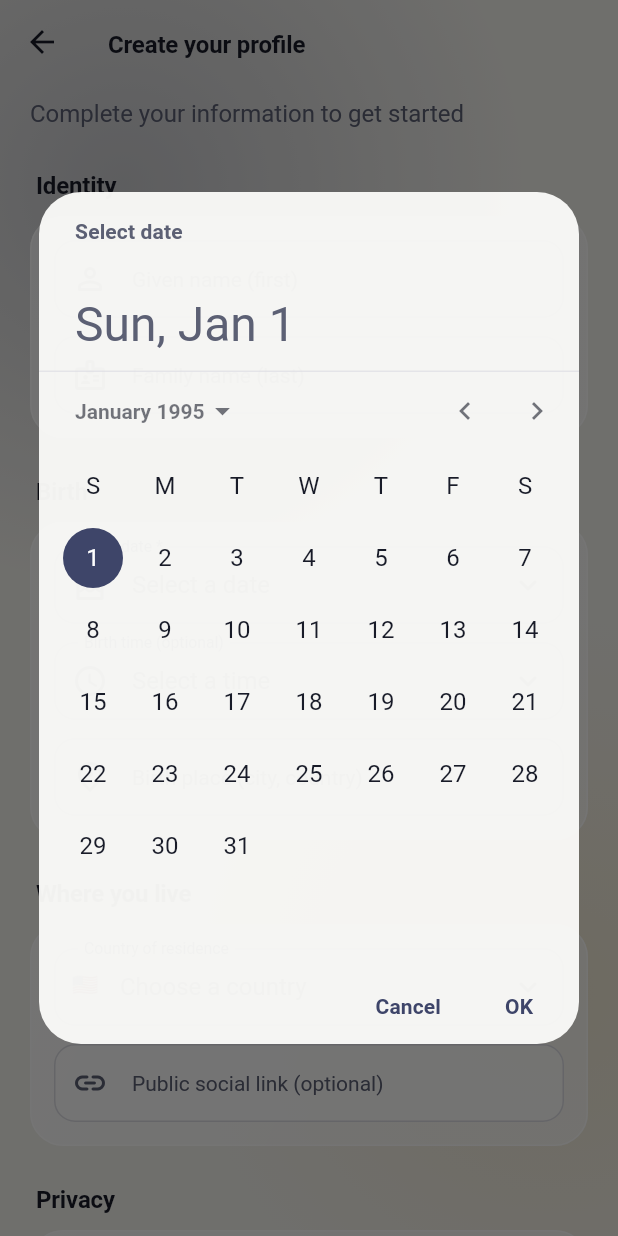
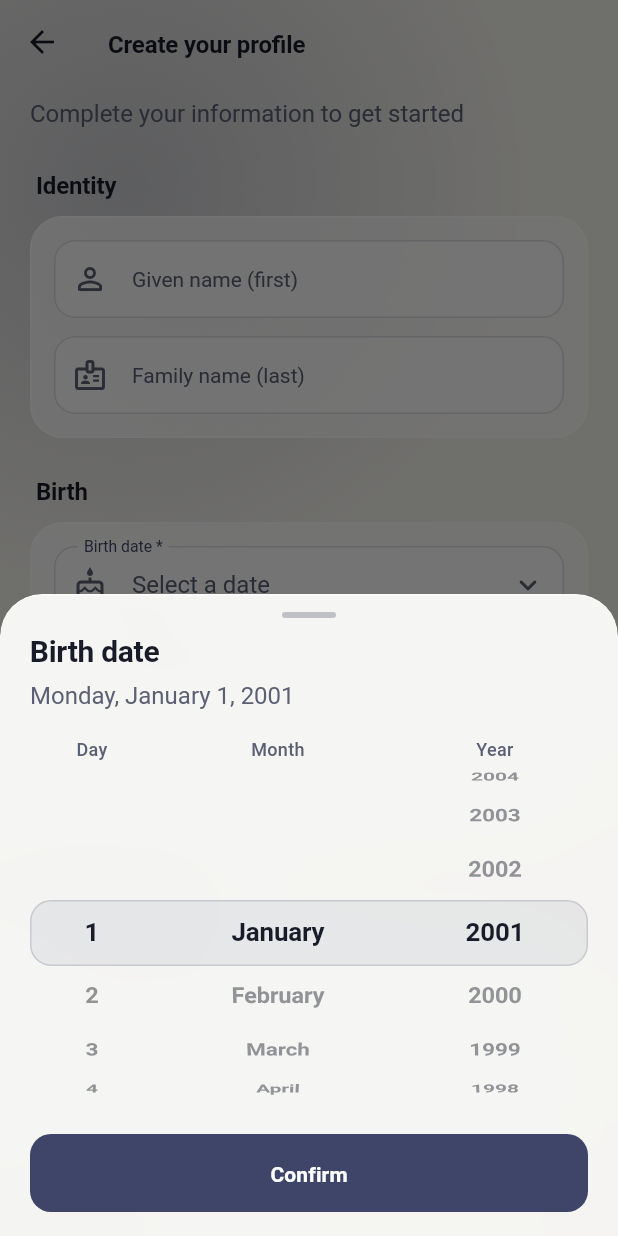
Before and after one commit to rayague/b-link, a Flutter app: the ProfileRegistrationScreen screen opened by its route, after a tap on "Select a date", on a phone screen of 412 x 824 dp. Run offline on Flutter 3.47's test engine with Material 3 defaults, Android fonts, the phone set to English and light mode, and no system bars; our stand-ins replace cloud_firestore, connectivity_plus, country_picker, firebase_analytics, firebase_auth, firebase_core and 11 more; missing offline and left inert: workmanager; accounts and stored records are empty; statements that could not run were skipped.

Commit message:
fix(date): date de naissance en trois roues (jour, mois, année)
Avec le calendrier Material, changer d'année ramenait l'affichage en
janvier et il fallait ensuite faire défiler les mois : on validait le
22 janvier en croyant choisir le 22 novembre. Les trois valeurs sont
désormais visibles et réglables directement, avec la date complète en
toutes lettres, l'année inconnue pour un proche, le jour ramené au
dernier du mois et le refus d'une date future.

Co-Authored-By: Claude Opus 5.5 <noreply@anthropic.com>

```diff
--- a/lib/l10n/app_localizations.dart
+++ b/lib/l10n/app_localizations.dart
@@ -513,6 +513,11 @@ class AppLocalizations {
       'legendYourDay': 'Your day',
       'legendLines': 'Most celebrated day of each month',
       'legendToday': 'Today',
+      'unknownYear': 'Unknown year',
+      'dateInFuture': 'This date is in the future',
+      'pickerDay': 'Day',
+      'pickerMonth': 'Month',
+      'pickerYear': 'Year',
     },
     'fr': {
       'relation_default': 'Général',
@@ -1026,6 +1031,11 @@ class AppLocalizations {
       'legendYourDay': 'Votre jour',
       'legendLines': 'Jour le plus fêté de chaque mois',
       'legendToday': 'Aujourd\'hui',
+      'unknownYear': 'Année inconnue',
+      'dateInFuture': 'Cette date est dans le futur',
+      'pickerDay': 'Jour',
+      'pickerMonth': 'Mois',
+      'pickerYear': 'Année',
     },
   };
 
--- a/lib/screens/profile_registration_screen.dart
+++ b/lib/screens/profile_registration_screen.dart
@@ -15,6 +15,7 @@ import '../utils/zodiac.dart';
 import '../widgets/social_links_widget.dart';
 import '../widgets/ui/components.dart';
 import '../widgets/ui/glass.dart';
+import '../widgets/ui/birth_date_picker.dart';
 
 /// Création du profil après la première connexion : la date de naissance
 /// est indispensable (rappels, annuaire « Même jour »).
@@ -191,13 +192,8 @@ class _ProfileRegistrationScreenState extends State<ProfileRegistrationScreen> {
                         : fullDateLabel(l10n, _birthDate!),
                     placeholder: l10n.translate('selectDate'),
                     onTap: () async {
-                      final d = await showDatePicker(
-                        context: context,
-                        initialDate: _birthDate ?? DateTime(1995, 1, 1),
-                        firstDate: DateTime(1900),
-                        lastDate: DateTime.now(),
-                        initialEntryMode: DatePickerEntryMode.calendarOnly,
-                      );
+                      final d = await showBirthDatePicker(context,
+                          initial: _birthDate);
                       if (d != null) {
                         setState(() {
                           _birthDate = d;
--- /dev/null
+++ b/lib/widgets/ui/birth_date_picker.dart
@@ -0,0 +1,271 @@
+import 'package:flutter/cupertino.dart';
+import 'package:flutter/material.dart';
+import 'package:intl/intl.dart';
+
+import '../../l10n/app_localizations.dart';
+import '../../theme/app_theme.dart';
+import '../../utils/birthday.dart';
+import 'glass.dart';
+
+/// Choix d'une date de naissance en trois roues (jour, mois, année).
+///
+/// Le calendrier Material oblige à changer d'année puis à faire défiler les
+/// mois un par un : beaucoup de gens validaient sans voir que le mois était
+/// resté sur janvier. Ici, les trois valeurs sont visibles et réglables
+/// directement.
+///
+/// [allowUnknownYear] ajoute « Année inconnue » (anniversaire d'un proche
+/// dont on ignore l'année) : la date rendue porte alors [unknownBirthYear].
+Future<DateTime?> showBirthDatePicker(
+  BuildContext context, {
+  DateTime? initial,
+  bool allowUnknownYear = false,
+  int? defaultYear,
+}) {
+  return showGlassSheet<DateTime>(
+    context,
+    builder: (_) => _BirthDatePicker(
+      initial: initial,
+      allowUnknownYear: allowUnknownYear,
+      defaultYear: defaultYear,
+    ),
+  );
+}
+
+class _BirthDatePicker extends StatefulWidget {
+  final DateTime? initial;
+  final bool allowUnknownYear;
+  final int? defaultYear;
+  const _BirthDatePicker(
+      {this.initial, required this.allowUnknownYear, this.defaultYear});
+
+  @override
+  State<_BirthDatePicker> createState() => _BirthDatePickerState();
+}
+
+class _BirthDatePickerState extends State<_BirthDatePicker> {
+  static const _firstYear = 1900;
+  static const _itemExtent = 44.0;
+
+  late final DateTime _today = DateUtils.dateOnly(DateTime.now());
+
+  /// Années proposées, la plus récente en haut ; null = année inconnue.
+  late final List<int?> _years = [
+    if (widget.allowUnknownYear) null,
+    for (var y = _today.year; y >= _firstYear; y--) y,
+  ];
+
+  late int _day;
+  late int _month;
+  late int? _year;
+
+  late final FixedExtentScrollController _dayCtrl;
+  late final FixedExtentScrollController _monthCtrl;
+  late final FixedExtentScrollController _yearCtrl;
+
+  @override
+  void initState() {
+    super.initState();
+    final init = widget.initial;
+    _day = init?.day ?? 1;
+    _month = init?.month ?? 1;
+    if (init != null) {
+      _year = hasBirthYear(init) ? init.year : null;
+    } else {
+      _year = widget.defaultYear ?? _today.year - 25;
+    }
+    if (_year == null && !widget.allowUnknownYear) _year = _today.year - 25;
+    _dayCtrl = FixedExtentScrollController(initialItem: _day - 1);
+    _monthCtrl = FixedExtentScrollController(initialItem: _month - 1);
+    _yearCtrl = FixedExtentScrollController(
+        initialItem: _years.indexOf(_year).clamp(0, _years.length - 1));
+  }
+
+  @override
+  void dispose() {
+    _dayCtrl.dispose();
+    _monthCtrl.dispose();
+    _yearCtrl.dispose();
+    super.dispose();
+  }
+
+  /// Jours du mois choisi. Année inconnue : le 29 février reste possible.
+  int get _daysInMonth =>
+      DateUtils.getDaysInMonth(_year ?? unknownBirthYear, _month);
+
+  DateTime get _value =>
+      DateTime(_year ?? unknownBirthYear, _month, _day.clamp(1, _daysInMonth));
+
+  bool get _inFuture => _year != null && _value.isAfter(_today);
+
+  void _setMonth(int month) {
+    setState(() => _month = month);
+    _clampDay();
+  }
+
+  void _setYear(int? year) {
+    setState(() => _year = year);
+    _clampDay();
+  }
+
+  /// 31 → 30 (ou 28) quand le mois choisi est plus court.
+  void _clampDay() {
+    final max = _daysInMonth;
+    if (_day > max) {
+      setState(() => _day = max);
+      _dayCtrl.animateToItem(max - 1,
+          duration: const Duration(milliseconds: 200), curve: Curves.easeOut);
+    }
+  }
+
+  @override
+  Widget build(BuildContext context) {
+    final l10n = AppLocalizations.of(context);
+    final lang = l10n.locale.languageCode;
+    final t = Theme.of(context).textTheme;
+    final c = Theme.of(context).colorScheme;
+    final months = DateFormat.MMMM(lang);
+    final summary = _year == null
+        ? DateFormat.MMMMd(lang).format(_value)
+        : DateFormat.yMMMMEEEEd(lang).format(_value);
+
+    Widget wheel({
+      required FixedExtentScrollController controller,
+      required int count,
+      required String Function(int) label,
+      required ValueChanged<int> onChanged,
+      bool Function(int)? disabled,
+    }) =>
+        CupertinoPicker.builder(
+          scrollController: controller,
+          itemExtent: _itemExtent,
+          useMagnifier: true,
+          magnification: 1.08,
+          squeeze: 1.1,
+          diameterRatio: 1.6,
+          selectionOverlay: const SizedBox.shrink(),
+          onSelectedItemChanged: onChanged,
+          childCount: count,
+          itemBuilder: (context, i) => Center(
+            child: Text(
+              label(i),
+              maxLines: 1,
+              overflow: TextOverflow.ellipsis,
+              style: t.titleMedium?.copyWith(
+                color: disabled?.call(i) == true
+                    ? c.onSurface.withValues(alpha: 0.3)
+                    : c.onSurface,
+              ),
+            ),
+          ),
+        );
+
+    return Padding(
+      padding: const EdgeInsets.fromLTRB(Space.page, 0, Space.page, Space.l),
+      child: Column(
+        mainAxisSize: MainAxisSize.min,
+        crossAxisAlignment: CrossAxisAlignment.stretch,
+        children: [
+          Text(l10n.translate('birthDate'), style: t.titleLarge),
+          const SizedBox(height: Space.xs),
+          AnimatedSwitcher(
+            duration: const Duration(milliseconds: 180),
+            layoutBuilder: (current, previous) => Stack(
+              alignment: Alignment.centerLeft,
+              children: [...previous, if (current != null) current],
+            ),
+            child: Text(
+              _inFuture ? l10n.translate('dateInFuture') : _capitalize(summary),
+              key: ValueKey('$summary$_inFuture'),
+              style: t.bodyLarge?.copyWith(
+                  color: _inFuture ? c.error : c.onSurfaceVariant),
+            ),
+          ),
+          const SizedBox(height: Space.l),
+          Row(
+            children: [
+              for (final (flex, key) in const [
+                (2, 'pickerDay'),
+                (4, 'pickerMonth'),
+                (3, 'pickerYear'),
+              ])
+                Expanded(
+                  flex: flex,
+                  child: Text(l10n.translate(key),
+                      textAlign: TextAlign.center,
+                      style: t.labelMedium
+                          ?.copyWith(color: c.onSurfaceVariant)),
+                ),
+            ],
+          ),
+          const SizedBox(height: Space.xs),
+          SizedBox(
+            height: _itemExtent * 5,
+            child: Stack(
+              children: [
+                // Bande de sélection commune aux trois roues.
+                Center(
+                  child: Container(
+                    height: _itemExtent,
+                    decoration: BoxDecoration(
+                      color: c.primary.withValues(alpha: 0.08),
+                      borderRadius: BorderRadius.circular(Radii.control),
+                      border: Border.all(
+                          color: c.primary.withValues(alpha: 0.18)),
+                    ),
+                  ),
+                ),
+                Row(
+                  children: [
+                    Expanded(
+                      flex: 2,
+                      child: wheel(
+                        controller: _dayCtrl,
+                        count: 31,
+                        label: (i) => '${i + 1}',
+                        disabled: (i) => i + 1 > _daysInMonth,
+                        onChanged: (i) {
+                          setState(() => _day = i + 1);
+                          if (_day > _daysInMonth) _clampDay();
+                        },
+                      ),
+                    ),
+                    Expanded(
+                      flex: 4,
+                      child: wheel(
+                        controller: _monthCtrl,
+                        count: 12,
+                        label: (i) =>
+                            _capitalize(months.format(DateTime(2000, i + 1))),
+                        onChanged: (i) => _setMonth(i + 1),
+                      ),
+                    ),
+                    Expanded(
+                      flex: 3,
+                      child: wheel(
+                        controller: _yearCtrl,
+                        count: _years.length,
+                        label: (i) => _years[i]?.toString() ??
+                            l10n.translate('unknownYear'),
+                        onChanged: (i) => _setYear(_years[i]),
+                      ),
+                    ),
+                  ],
+                ),
+              ],
+            ),
+          ),
+          const SizedBox(height: Space.xl),
+          FilledButton(
+            onPressed:
+                _inFuture ? null : () => Navigator.of(context).pop(_value),
+            child: Text(l10n.translate('confirm')),
+          ),
+        ],
+      ),
+    );
+  }
+
+  static String _capitalize(String s) =>
+      s.isEmpty ? s : s[0].toUpperCase() + s.substring(1);
+}
```
Also changed, not shown: lib/screens/import_contacts_screen.dart (+2 -8 lines), lib/screens/profile_screen.dart (+3 -7 lines), lib/widgets/contact_form.dart (+3 -13 lines), 1 other file.
